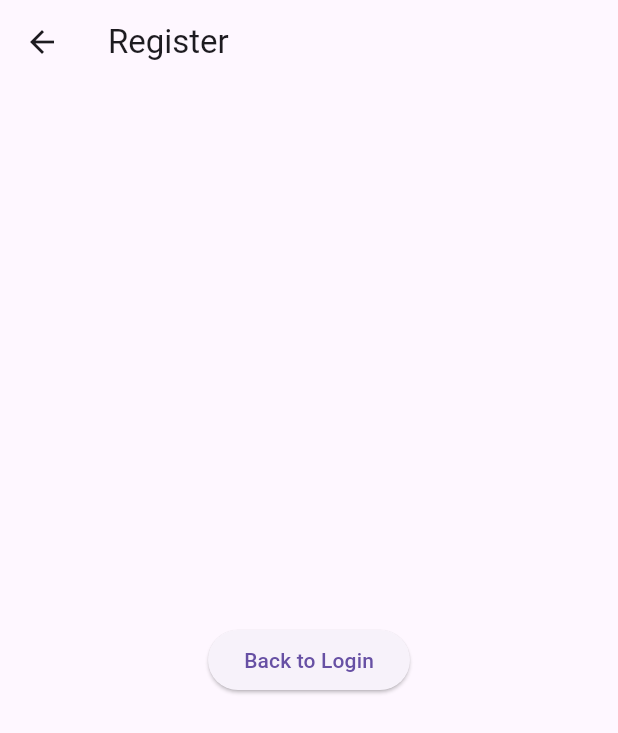
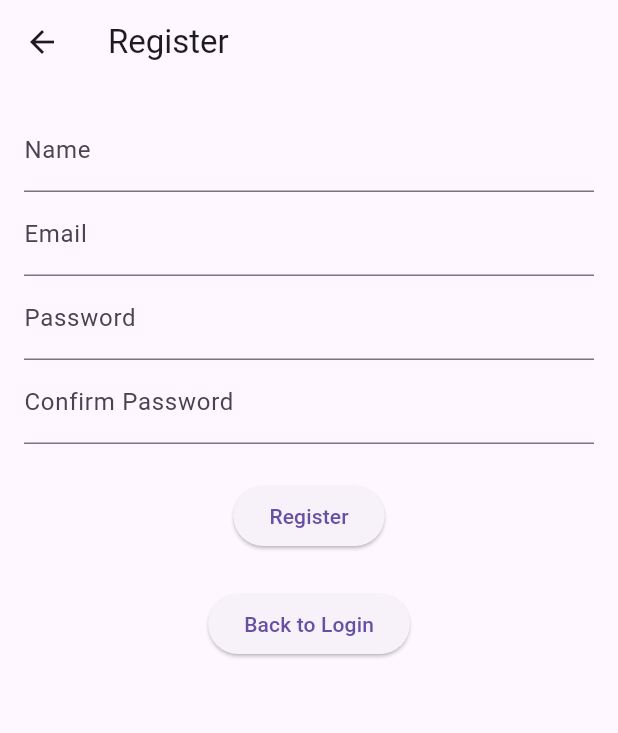
Before and after one commit to Secunity-LTD/Secunity_flutter, a Flutter app: the RegisterScreen screen opened directly, on a phone screen of 412 x 824 dp. Shown: the top 733 px of the screen. Run offline on Flutter 3.47's test engine with Material 3 defaults, Android fonts, the phone set to English and light mode, and no system bars; our stand-ins replace firebase_core; accounts and stored records are empty.

Commit message:
Update register_screen.dart

```diff
--- a/SecUnity_2/lib/screens/register_screen.dart
+++ b/SecUnity_2/lib/screens/register_screen.dart
@@ -6,16 +6,53 @@ class RegisterScreen extends StatefulWidget {
 }
 
 class _RegisterPageState extends State<RegisterScreen> {
+
+  final _nameController = TextEditingController();
+  final _emailController = TextEditingController();
+  final _passwordController = TextEditingController();
+  final _confirmPasswordController = TextEditingController();
+
   @override
   Widget build(BuildContext context) {
     return Scaffold(
       appBar: AppBar(title: Text('Register')),
-      body: Center(
-        child: ElevatedButton(
-          child: Text('Back to Login'),
-          onPressed: () {
-            Navigator.pop(context);
-          },
+      body: Padding(
+        padding: EdgeInsets.all(16),
+        child: Column(
+          children: [
+            TextField(
+              controller: _nameController,
+              decoration: InputDecoration(labelText: 'Name'),
+            ),
+            TextField(
+              controller: _emailController,
+              decoration: InputDecoration(labelText: 'Email'),
+            ),
+            TextField(
+              controller: _passwordController,
+              decoration: InputDecoration(labelText: 'Password'),
+              obscureText: true,
+            ),
+            TextField(
+              controller: _confirmPasswordController,
+              decoration: InputDecoration(labelText: 'Confirm Password'),
+              obscureText: true,
+            ),
+            SizedBox(height: 24),
+            ElevatedButton(
+              child: Text('Register'),
+              onPressed: () {
+                Navigator.pop(context);
+              },
+            ),
+            SizedBox(height: 24),
+            ElevatedButton(
+              child: Text('Back to Login'),
+              onPressed: () {
+                Navigator.pop(context);
+              },
+            ),
+          ],
         ),
       ),
     );
```
